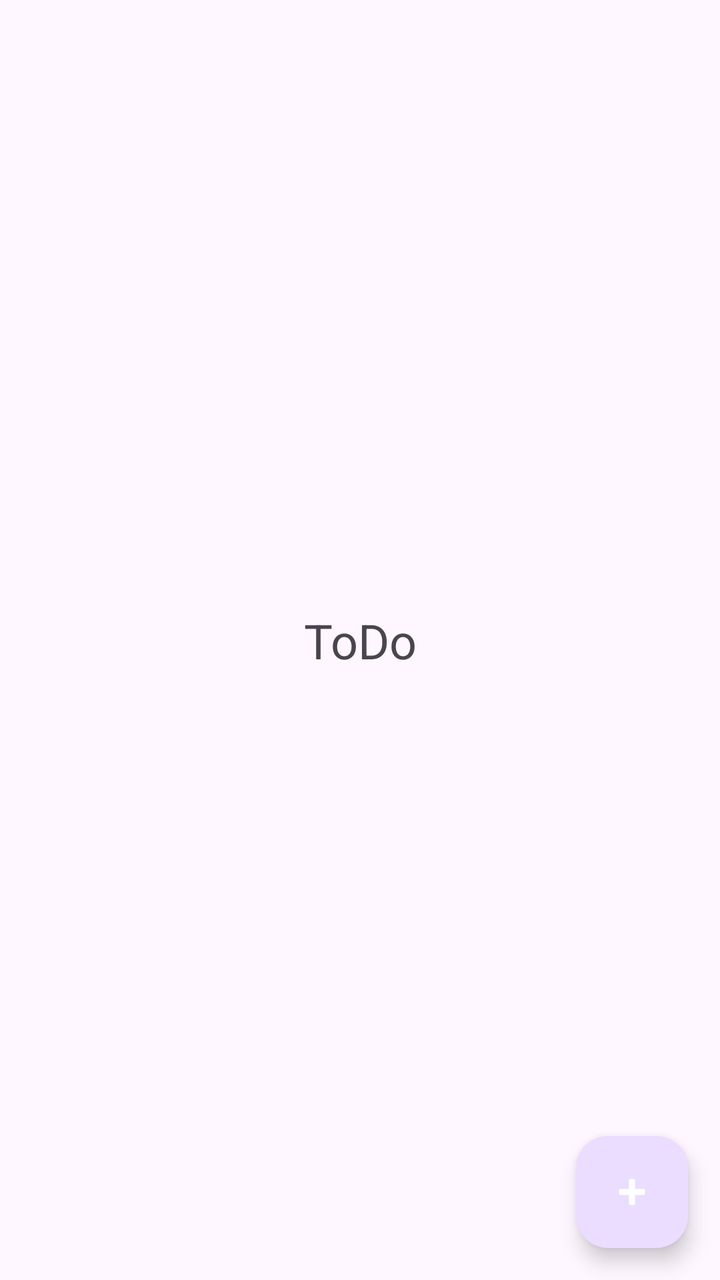
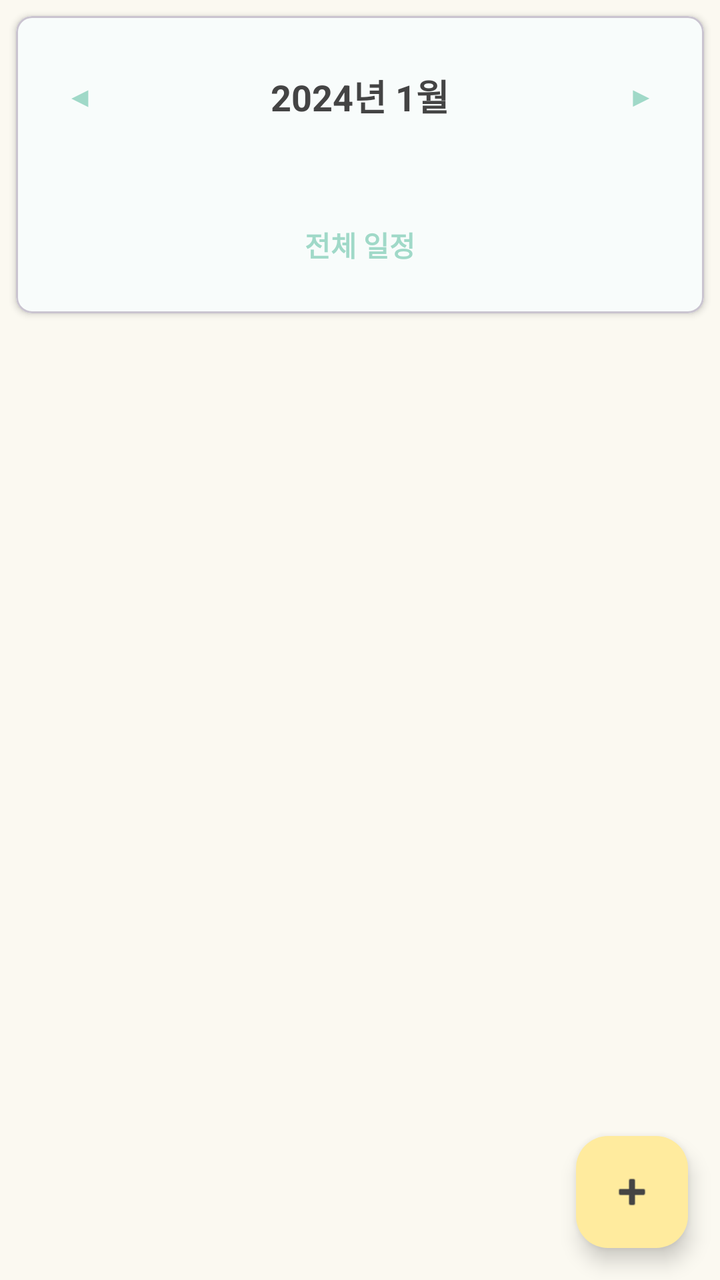

Two renders of the same Android screen: before a commit and after it. Below are the layout's source before the change and the commit's diff.
<!-- AndroidManifest.xml: application theme Theme.ToDoNote -->
<!-- res/layout/fragment_todo.xml -->
<?xml version="1.0" encoding="utf-8"?>
<androidx.constraintlayout.widget.ConstraintLayout xmlns:android="http://schemas.android.com/apk/res/android"
    xmlns:app="http://schemas.android.com/apk/res-auto"
    android:layout_width="match_parent"
    android:layout_height="match_parent">

    <TextView
        android:layout_width="wrap_content"
        android:layout_height="wrap_content"
        android:text="ToDo"
        android:textSize="24sp"
        app:layout_constraintBottom_toBottomOf="parent"
        app:layout_constraintEnd_toEndOf="parent"
        app:layout_constraintStart_toStartOf="parent"
        app:layout_constraintTop_toTopOf="parent" />

    <com.google.android.material.floatingactionbutton.FloatingActionButton
        android:id="@+id/fab_todo"
        android:layout_width="wrap_content"
        android:layout_height="wrap_content"
        android:layout_margin="16dp"
        android:src="@android:drawable/ic_input_add"
        app:layout_constraintBottom_toBottomOf="parent"
        app:layout_constraintEnd_toEndOf="parent"
        app:tint="@android:color/white" />

</androidx.constraintlayout.widget.ConstraintLayout>
<!-- resources referenced by this layout -->
<resources>
  <style name="Theme.ToDoNote" parent="Base.Theme.ToDoNote" />
  <style name="Base.Theme.ToDoNote" parent="Theme.Material3.DayNight.NoActionBar">
          
          
      </style>
</resources>

<!-- the commit's change to res/layout/fragment_todo.xml (unified diff, before → after) -->
@@ -1,27 +1,128 @@
 <?xml version="1.0" encoding="utf-8"?>
-<androidx.constraintlayout.widget.ConstraintLayout xmlns:android="http://schemas.android.com/apk/res/android"
+<androidx.coordinatorlayout.widget.CoordinatorLayout xmlns:android="http://schemas.android.com/apk/res/android"
     xmlns:app="http://schemas.android.com/apk/res-auto"
     android:layout_width="match_parent"
-    android:layout_height="match_parent">
+    android:layout_height="match_parent"
+    android:background="@color/color_background">
 
-    <TextView
-        android:layout_width="wrap_content"
-        android:layout_height="wrap_content"
-        android:text="ToDo"
-        android:textSize="24sp"
-        app:layout_constraintBottom_toBottomOf="parent"
-        app:layout_constraintEnd_toEndOf="parent"
-        app:layout_constraintStart_toStartOf="parent"
-        app:layout_constraintTop_toTopOf="parent" />
+    <androidx.core.widget.NestedScrollView
+        android:layout_width="match_parent"
+        android:layout_height="match_parent"
+        android:fillViewport="true">
 
+        <LinearLayout
+            android:layout_width="match_parent"
+            android:layout_height="wrap_content"
+            android:orientation="vertical">
+
+            
+            <com.google.android.material.card.MaterialCardView
+                android:layout_width="match_parent"
+                android:layout_height="wrap_content"
+                android:layout_margin="8dp"
+                app:cardCornerRadius="8dp"
+                app:cardElevation="2dp"
+                app:cardBackgroundColor="@color/color_surface">
+
+                <LinearLayout
+                    android:layout_width="match_parent"
+                    android:layout_height="wrap_content"
+                    android:orientation="vertical"
+                    android:padding="16dp">
+
+                    
+                    <LinearLayout
+                        android:layout_width="match_parent"
+                        android:layout_height="wrap_content"
+                        android:orientation="horizontal"
+                        android:gravity="center_vertical"
+                        android:layout_marginBottom="16dp">
+
+                        <com.google.android.material.button.MaterialButton
+                            android:id="@+id/btn_prev_month"
+                            android:layout_width="wrap_content"
+                            android:layout_height="wrap_content"
+                            android:text="◀"
+                            style="@style/Widget.MaterialComponents.Button.TextButton"
+                            android:minWidth="0dp"
+                            android:paddingStart="8dp"
+                            android:paddingEnd="8dp" />
+
+                        <TextView
+                            android:id="@+id/tv_month_year"
+                            android:layout_width="0dp"
+                            android:layout_height="wrap_content"
+                            android:layout_weight="1"
+                            android:text="2024년 1월"
+                            android:textSize="18sp"
+                            android:textStyle="bold"
+                            android:gravity="center"
+                            android:textColor="?attr/colorOnSurface" />
+
+                        <com.google.android.material.button.MaterialButton
+                            android:id="@+id/btn_next_month"
+                            android:layout_width="wrap_content"
+                            android:layout_height="wrap_content"
+                            android:text="▶"
+                            style="@style/Widget.MaterialComponents.Button.TextButton"
+                            android:minWidth="0dp"
+                            android:paddingStart="8dp"
+                            android:paddingEnd="8dp" />
+
+                    </LinearLayout>
+
+                    
+                    <GridLayout
+                        android:id="@+id/grid_weekdays"
+                        android:layout_width="match_parent"
+                        android:layout_height="wrap_content"
+                        android:columnCount="7"
+                        android:layout_marginBottom="8dp" />
+
+                    
+                    <GridLayout
+                        android:id="@+id/grid_calendar"
+                        android:layout_width="match_parent"
+                        android:layout_height="wrap_content"
+                        android:columnCount="7" />
+
+                    
+                    <TextView
+                        android:id="@+id/tv_calendar_status"
+                        android:layout_width="match_parent"
+                        android:layout_height="wrap_content"
+                        android:text="전체 일정"
+                        android:textSize="14sp"
+                        android:textStyle="bold"
+                        android:textColor="?attr/colorPrimary"
+                        android:gravity="center"
+                        android:paddingTop="16dp"
+                        android:paddingBottom="8dp" />
+
+                </LinearLayout>
+
+            </com.google.android.material.card.MaterialCardView>
+
+            
+            <androidx.recyclerview.widget.RecyclerView
+                android:id="@+id/recycler_todo"
+                android:layout_width="match_parent"
+                android:layout_height="wrap_content"
+                android:padding="8dp" />
+
+        </LinearLayout>
+
+    </androidx.core.widget.NestedScrollView>
+
+    
     <com.google.android.material.floatingactionbutton.FloatingActionButton
         android:id="@+id/fab_todo"
         android:layout_width="wrap_content"
         android:layout_height="wrap_content"
+        android:layout_gravity="bottom|end"
         android:layout_margin="16dp"
         android:src="@android:drawable/ic_input_add"
-        app:layout_constraintBottom_toBottomOf="parent"
-        app:layout_constraintEnd_toEndOf="parent"
-        app:tint="@android:color/white" />
+        app:backgroundTint="@color/color_accent"
+        app:tint="@color/color_text_dark" />
 
-</androidx.constraintlayout.widget.ConstraintLayout>
+</androidx.coordinatorlayout.widget.CoordinatorLayout>
<!-- resource entries referenced after the edit -->
@@ -1,9 +1,50 @@
 <!-- resources referenced by this layout -->
 <resources>
+  <color name="color_accent">#FFEB9E</color>
+  <color name="color_background">#FBF9F1</color>
+  <color name="color_surface">#FFFFFF</color>
+  <color name="color_text_dark">#444444</color>
   <style name="Theme.ToDoNote" parent="Base.Theme.ToDoNote" />
   <style name="Base.Theme.ToDoNote" parent="Theme.Material3.DayNight.NoActionBar">
           
+          <item name="colorPrimary">@color/color_primary</item>
+          <item name="colorPrimaryDark">@color/color_primary_dark</item>
+          <item name="colorPrimaryVariant">@color/color_primary_light</item>
           
+          
+          <item name="colorSecondary">@color/color_secondary</item>
+          <item name="colorSecondaryVariant">@color/color_secondary_dark</item>
+          
+          
+          <item name="android:colorBackground">@color/color_background</item>
+          <item name="colorSurface">@color/color_surface</item>
+          
+          
+          <item name="android:textColorPrimary">@color/color_text_dark</item>
+          <item name="android:textColorSecondary">@color/color_text_medium</item>
+          <item name="colorOnPrimary">@color/white</item>
+          <item name="colorOnSecondary">@color/color_text_dark</item>
+          <item name="colorOnBackground">@color/color_text_dark</item>
+          <item name="colorOnSurface">@color/color_text_dark</item>
+          <item name="colorOnSurfaceVariant">@color/color_text_medium</item>
+          
+          
+          <item name="colorAccent">@color/color_accent</item>
+          
+          
+          <item name="colorOutline">@color/color_outline</item>
+          
+          
+          <item name="android:statusBarColor">@android:color/black</item>
+          <item name="android:windowLightStatusBar">false</item>
       </style>
+  <color name="color_primary">#A0D9C8</color>
+  <color name="color_primary_dark">#7DB8A5</color>
+  <color name="color_primary_light">#C8E8DC</color>
+  <color name="color_secondary">#F0D5C9</color>
+  <color name="color_secondary_dark">#E0B5A3</color>
+  <color name="color_text_medium">#666666</color>
+  <color name="white">#FFFFFFFF</color>
+  <color name="color_outline">#333333</color>
 </resources>
 
